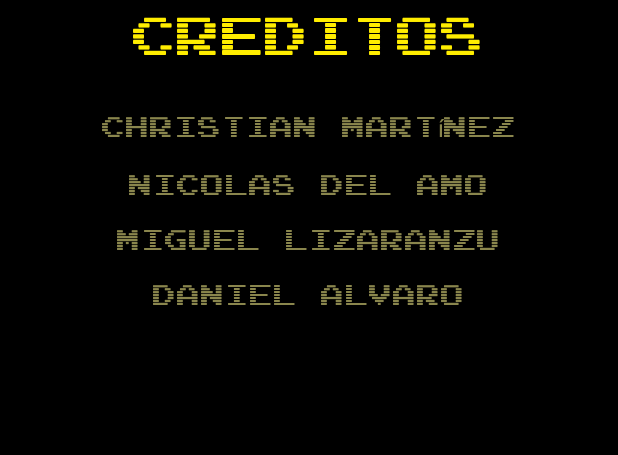
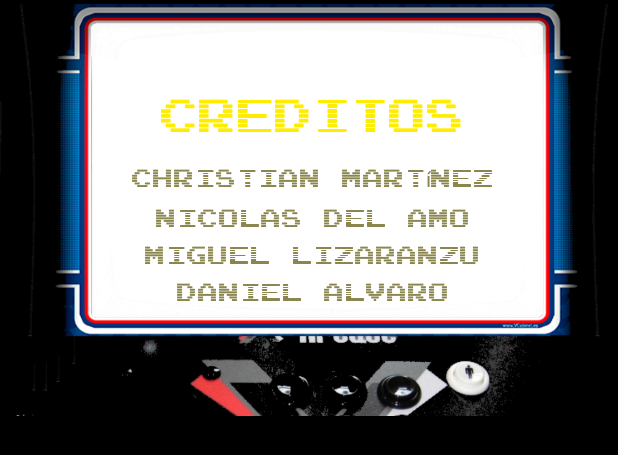
Before and after one commit to ChrisZgz/TG2Grupo1, an Android app: the layout dialogocreditos.xml on its own in the app's theme, with its tools: preview values and no code run, on a phone screen of 412 x 824 dp. Shown: the top 455 px of the screen. Run offline under Robolectric (Android 15) with nearby library versions, the phone set to English and light mode, and no system bars.

Commit message:
creación de los creditos de los creadores de la aplicacion

```diff
--- a/app/src/main/res/layout/dialogocreditos.xml
+++ b/app/src/main/res/layout/dialogocreditos.xml
@@ -1,18 +1,46 @@
 <?xml version="1.0" encoding="utf-8"?>
 <androidx.constraintlayout.widget.ConstraintLayout xmlns:android="http://schemas.android.com/apk/res/android"
+    xmlns:app="http://schemas.android.com/apk/res-auto"
+    xmlns:tools="http://schemas.android.com/tools"
     android:layout_width="match_parent"
     android:layout_height="match_parent"
     android:background="#000000">
 
 
+    <LinearLayout
+        android:layout_width="match_parent"
+        android:layout_height="280dp"
+        android:orientation="vertical"
+        app:layout_constraintBottom_toBottomOf="parent"
+        app:layout_constraintEnd_toEndOf="parent"
+        app:layout_constraintStart_toStartOf="parent"
+        app:layout_constraintTop_toTopOf="parent"
+        app:layout_constraintVertical_bias="0.0">
+
+        <ImageView
+            android:id="@+id/imageView2"
+            android:layout_width="match_parent"
+            android:layout_height="wrap_content"
+            app:srcCompat="@drawable/creditos" />
+    </LinearLayout>
 
     <LinearLayout
-        android:layout_width="match_parent"
-        android:layout_height="match_parent"
+        android:id="@+id/linearLayout2"
+        android:layout_width="280dp"
+        android:layout_height="190dp"
+
         android:orientation="vertical"
+        app:layout_constraintBottom_toBottomOf="parent"
+        app:layout_constraintEnd_toEndOf="parent"
+        app:layout_constraintHorizontal_bias="0.52"
+        app:layout_constraintStart_toStartOf="parent"
+        app:layout_constraintTop_toTopOf="parent"
+        app:layout_constraintVertical_bias="0.02999998">
 
-        >
 
+        <Space
+            android:layout_width="match_parent"
+            android:layout_height="35dp" />
 
         <TextView
             android:id="@+id/textView2"
@@ -23,51 +51,51 @@
             android:text="CREDITOS"
             android:textAlignment="center"
             android:textColor="#FFED00"
-            android:textSize="30sp" />
+            android:textSize="26dp" />
 
         <TextView
             android:id="@+id/textView5"
             android:layout_width="match_parent"
             android:layout_height="wrap_content"
-            android:layout_marginTop="35dp"
+            android:layout_marginTop="20dp"
             android:fontFamily="@font/arcade"
             android:text="Christian Martínez"
             android:textAlignment="center"
             android:textColor="#8A864D"
-            android:textSize="16sp" />
+            android:textSize="14sp" />
 
         <TextView
             android:id="@+id/textView10"
             android:layout_width="match_parent"
             android:layout_height="wrap_content"
-            android:layout_marginTop="20dp"
+            android:layout_marginTop="10dp"
             android:fontFamily="@font/arcade"
             android:text="Nicolas del Amo"
             android:textAlignment="center"
             android:textColor="#8A864D"
-            android:textSize="16sp" />
+            android:textSize="14sp" />
 
         <TextView
             android:id="@+id/textView11"
             android:layout_width="match_parent"
             android:layout_height="wrap_content"
-            android:layout_marginTop="20dp"
+            android:layout_marginTop="10dp"
             android:fontFamily="@font/arcade"
             android:text="Miguel Lizaranzu"
             android:textAlignment="center"
             android:textColor="#8A864D"
-            android:textSize="16sp" />
+            android:textSize="14sp" />
 
         <TextView
             android:id="@+id/textView12"
             android:layout_width="match_parent"
             android:layout_height="wrap_content"
-            android:layout_marginTop="20dp"
+            android:layout_marginTop="10dp"
             android:fontFamily="@font/arcade"
             android:text="Daniel Alvaro"
             android:textAlignment="center"
             android:textColor="#8A864D"
-            android:textSize="16sp" />
+            android:textSize="14sp" />
 
     </LinearLayout>
 </androidx.constraintlayout.widget.ConstraintLayout>
```
Also changed, not shown: app/src/main/res/drawable-v24/creditos.jpg (added).
